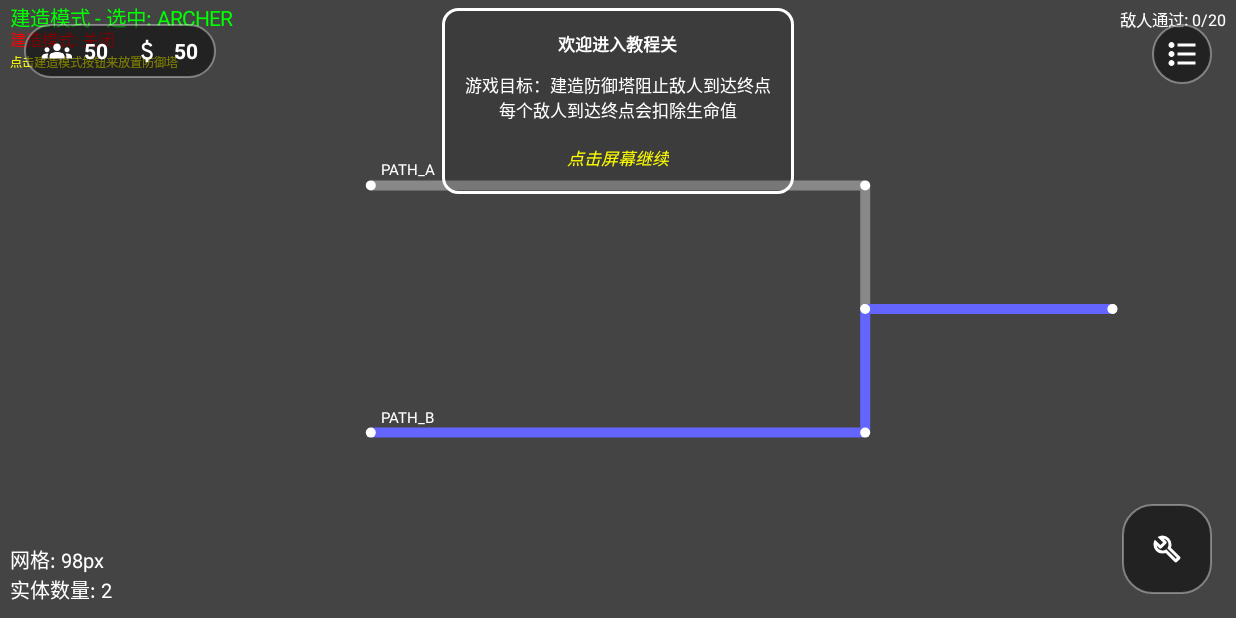
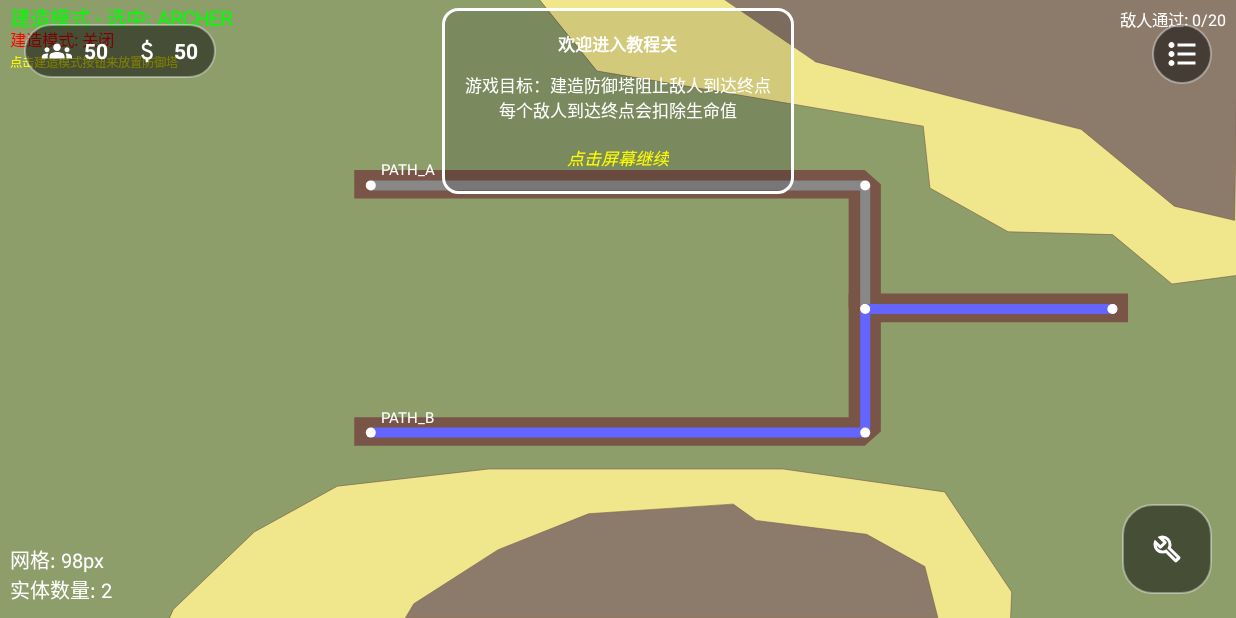
Before and after one commit to 897102152/TowerDefenseECS, an Android app: the GameActivity screen opened directly, with no data from a screen before it, on a phone screen of 824 x 412 dp (held sideways). Run offline under Robolectric (Android 15) with nearby library versions, the phone set to English and light mode, and no system bars.

Commit message:
10.06 23:53 map0

```diff
--- a/app/src/main/java/com/example/towerdefense/view/GameActivity.java
+++ b/app/src/main/java/com/example/towerdefense/view/GameActivity.java
@@ -289,6 +289,7 @@ public class GameActivity extends AppCompatActivity implements GameEngine.GameUp
         gameEngine = new GameEngine(this, currentLevelId);
         gameEngine.setUpdateListener(this);
         gameView.setGameEngine(gameEngine);
+        gameView.setLevelId(currentLevelId);
         System.out.println("GameActivity: 已创建新的GameEngine实例");
         Toast.makeText(this, "当前关卡: " + currentLevelName, Toast.LENGTH_SHORT).show();
     }
--- a/app/src/main/java/com/example/towerdefense/view/GameView.java
+++ b/app/src/main/java/com/example/towerdefense/view/GameView.java
@@ -69,7 +69,10 @@ public class GameView extends View {
     // ========== 图标尺寸控制 ==========
     private int enemyIconSize = 60;
     private int towerIconSize;
-
+    // ========== 背景相关属性 ==========
+    private Drawable backgroundDrawable;
+    private boolean showBackground = false;
+    private int currentLevelId = -1;
     // =====================================================================
     // 构造函数和初始化
     // =====================================================================
@@ -133,6 +136,11 @@ public class GameView extends View {
         // 重新设置Drawable边界
         updateDrawableBounds();
 
+        // 更新背景图尺寸
+        if (showBackground && backgroundDrawable != null) {
+            backgroundDrawable.setBounds(0, 0, w, h);
+            System.out.println("GameView: 背景图尺寸更新为: " + w + "x" + h);
+        }
         // 加载防御塔矢量图
         loadTowerVectorDrawables();
 
@@ -152,8 +160,14 @@ public class GameView extends View {
     @Override
     protected void onDraw(@NonNull Canvas canvas) {
         super.onDraw(canvas);
-        canvas.drawColor(Color.DKGRAY);
-
+        canvas.drawColor(Color.GRAY);
+            // 先绘制背景
+        if (showBackground && backgroundDrawable != null) {
+            backgroundDrawable.draw(canvas);
+        } else {
+            // 如果没有背景，使用默认背景色
+            canvas.drawColor(Color.DKGRAY);
+        }
         if (gameEngine == null) {
             drawErrorText(canvas, "GameEngine is null");
             return;
@@ -819,7 +833,50 @@ public class GameView extends View {
     public void setGameViewListener(GameViewListener listener) {
         this.gameViewListener = listener;
     }
+    /**
+     * 设置当前关卡ID并加载对应的背景
+     */
+    public void setLevelId(int levelId) {
+        this.currentLevelId = levelId;
+        loadBackgroundDrawable(levelId);
+    }
 
+    /**
+     * 加载背景矢量图
+     */
+    private void loadBackgroundDrawable(int levelId) {
+        System.out.println("GameView: 开始加载关卡 " + levelId + " 的背景图");
+
+        // 只在教程关卡（level0）显示背景
+        if (levelId == 0) {
+            showBackground = true;
+            try {
+                if (android.os.Build.VERSION.SDK_INT >= android.os.Build.VERSION_CODES.LOLLIPOP) {
+                    backgroundDrawable = getContext().getDrawable(R.drawable.map0);
+                } else {
+                    backgroundDrawable = VectorDrawableCompat.create(getResources(), R.drawable.map0, getContext().getTheme());
+                }
+
+                if (backgroundDrawable != null) {
+                    // 设置背景图边界为整个视图大小
+                    backgroundDrawable.setBounds(0, 0, getWidth(), getHeight());
+                    System.out.println("GameView: 背景图加载成功，尺寸: " + getWidth() + "x" + getHeight());
+                } else {
+                    System.err.println("GameView: 背景图加载失败，drawable为null");
+                    showBackground = false;
+                }
+            } catch (Exception e) {
+                System.err.println("GameView: 加载背景图失败: " + e.getMessage());
+                showBackground = false;
+            }
+        } else {
+            showBackground = false;
+            backgroundDrawable = null;
+            System.out.println("GameView: 非教程关卡，不显示背景");
+        }
+
+        invalidate();
+    }
     // =====================================================================
     // 内部类
     // =====================================================================
--- /dev/null
+++ b/app/src/main/res/drawable/map0.xml
@@ -0,0 +1,53 @@
+<vector xmlns:android="http://schemas.android.com/apk/res/android"
+    android:width="1920dp"
+    android:height="1080dp"
+    android:viewportWidth="1920"
+    android:viewportHeight="1080">
+  <path
+      android:pathData="M0,0h1920v1080h-1920z"
+      android:strokeWidth="0.0697624"
+      android:fillColor="#9acd32"
+      android:fillAlpha="0.327504"/>
+  <path
+      android:pathData="m575.3,322.1h768v216h384"
+      android:strokeLineJoin="bevel"
+      android:strokeWidth="50"
+      android:fillColor="#00000000"
+      android:strokeColor="#795548"
+      android:strokeLineCap="square"/>
+  <path
+      android:pathData="m575.3,754.1h768L1343.3,538.1"
+      android:strokeLineJoin="bevel"
+      android:strokeWidth="50"
+      android:fillColor="#00000000"
+      android:strokeColor="#795548"
+      android:strokeLineCap="square"/>
+  <path
+      android:pathData="m927.7,124.2 l506.5,96.4 10.3,108 121.4,76.4 162.4,5 92.3,86.4 100.9,-15L1921.4,-5.4L834.9,-5.4Z"
+      android:strokeLineJoin="round"
+      android:strokeWidth="0.95405"
+      android:fillColor="#f0e68c"
+      android:strokeColor="#795548"
+      android:strokeLineCap="round"/>
+  <path
+      android:pathData="m1266,107.7 l250.9,72.4 162.5,45.9 144.9,134.3 93.6,24.7 5.3,-395.7 -807.3,3.5"
+      android:strokeLineJoin="round"
+      android:strokeWidth="1"
+      android:fillColor="#8c7b6b"
+      android:strokeColor="#795548"
+      android:strokeLineCap="round"/>
+  <path
+      android:pathData="M269.6,1064.5 L395,929.6 524,849.6 758.9,819.6h457.6l250.9,40 104.2,174.9 -1.8,48.3L262.5,1082.9Z"
+      android:strokeLineJoin="bevel"
+      android:strokeWidth="0.971166"
+      android:fillColor="#f0e68c"
+      android:strokeColor="#795548"
+      android:strokeLineCap="square"/>
+  <path
+      android:pathData="m1139.4,881.4 l35.1,28.1 171.7,24.3 90.4,56.2 20.3,89.4L629.9,1079.4l12.9,-24.3 131,-94.5 140.3,-62.6z"
+      android:strokeLineJoin="bevel"
+      android:strokeWidth="0.869177"
+      android:fillColor="#8c7b6b"
+      android:strokeColor="#795548"
+      android:strokeLineCap="square"/>
+</vector>
```
